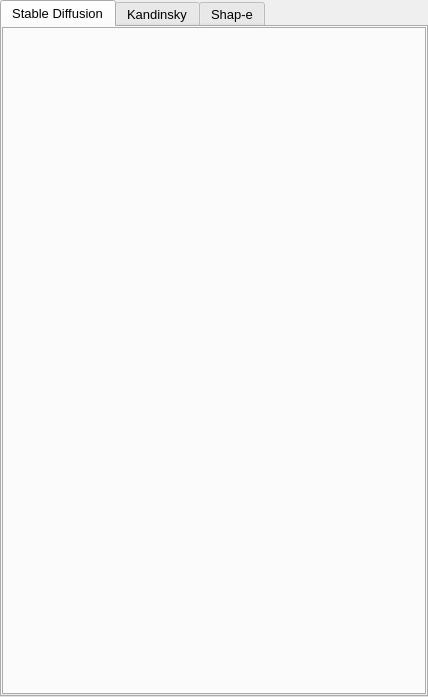
Capsize-Games/airunner, file src/airunner/pyqt/widgets/generator_tab.ui: the form before one commit.
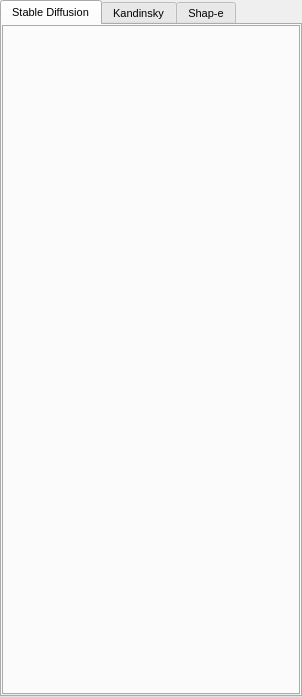
The form after the commit.

Commit message: updates for generator tab widget design

```diff
--- a/src/airunner/pyqt/widgets/generator_tab.ui
+++ b/src/airunner/pyqt/widgets/generator_tab.ui
@@ -6,7 +6,7 @@
    <rect>
     <x>0</x>
     <y>0</y>
-    <width>428</width>
+    <width>302</width>
     <height>697</height>
    </rect>
   </property>
@@ -18,7 +18,7 @@
   </property>
   <property name="minimumSize">
    <size>
-    <width>262</width>
+    <width>302</width>
     <height>0</height>
    </size>
   </property>
@@ -72,7 +72,7 @@
      </property>
      <property name="font">
       <font>
-       <pointsize>10</pointsize>
+       <pointsize>8</pointsize>
       </font>
      </property>
      <property name="layoutDirection">
```
